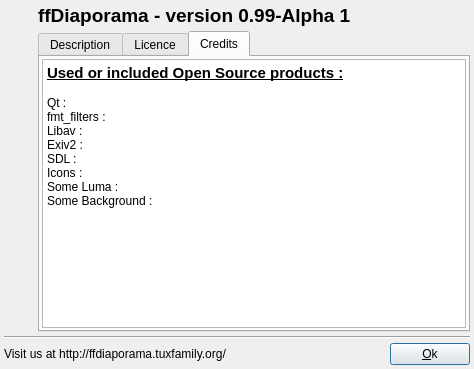
First picture: the form in DlgAbout.ui, repository boenki/ffdiaporama, before the edit.
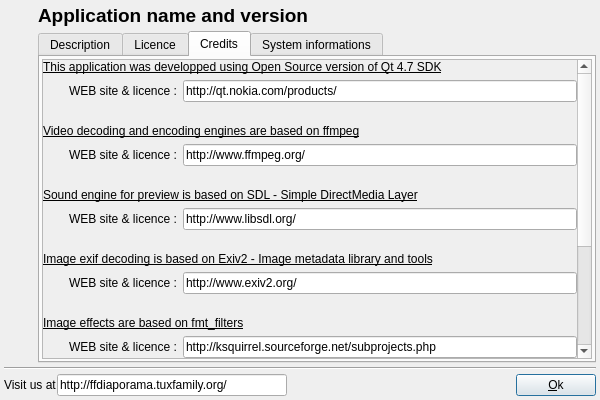
Second picture: the form after the edit. The open tabs and pages were chosen to show the change. Icons and pictures are not drawn.

Commit message: Debut du portage sous Windows+fin boite about+modif boite musique

Patch:
```diff
--- a/DlgAbout.ui
+++ b/DlgAbout.ui
@@ -6,10 +6,16 @@
    <rect>
     <x>0</x>
     <y>0</y>
-    <width>474</width>
-    <height>369</height>
+    <width>600</width>
+    <height>400</height>
    </rect>
   </property>
+  <property name="minimumSize">
+   <size>
+    <width>600</width>
+    <height>400</height>
+   </size>
+  </property>
   <property name="font">
    <font>
     <pointsize>9</pointsize>
@@ -56,13 +62,13 @@
         <number>10</number>
        </property>
        <item>
-        <widget class="QLabel" name="label_3">
+        <widget class="QLabel" name="ApplicationNameLabel">
          <property name="text">
           <string notr="true">&lt;!DOCTYPE HTML PUBLIC &quot;-//W3C//DTD HTML 4.0//EN&quot; &quot;http://www.w3.org/TR/REC-html40/strict.dtd&quot;&gt;
 &lt;html&gt;&lt;head&gt;&lt;meta name=&quot;qrichtext&quot; content=&quot;1&quot; /&gt;&lt;style type=&quot;text/css&quot;&gt;
 p, li { white-space: pre-wrap; }
 &lt;/style&gt;&lt;/head&gt;&lt;body style=&quot; font-family:'Ubuntu'; font-size:9pt; font-weight:400; font-style:normal;&quot;&gt;
-&lt;p style=&quot; margin-top:0px; margin-bottom:0px; margin-left:0px; margin-right:0px; -qt-block-indent:0; text-indent:0px;&quot;&gt;&lt;span style=&quot; font-size:14pt; font-weight:600;&quot;&gt;ffDiaporama - version 0.99-Alpha 1&lt;/span&gt;&lt;/p&gt;&lt;/body&gt;&lt;/html&gt;</string>
+&lt;p style=&quot; margin-top:0px; margin-bottom:0px; margin-left:0px; margin-right:0px; -qt-block-indent:0; text-indent:0px;&quot;&gt;&lt;span style=&quot; font-size:14pt; font-weight:600;&quot;&gt;Application name and version&lt;/span&gt;&lt;/p&gt;&lt;/body&gt;&lt;/html&gt;</string>
          </property>
          <property name="textFormat">
           <enum>Qt::RichText</enum>
@@ -264,22 +270,342 @@
             <number>2</number>
            </property>
            <item>
-            <widget class="QTextBrowser" name="textBrowser_3">
+            <widget class="QScrollArea" name="scrollArea">
+             <property name="horizontalScrollBarPolicy">
+              <enum>Qt::ScrollBarAlwaysOff</enum>
+             </property>
+             <property name="widgetResizable">
+              <bool>true</bool>
+             </property>
+             <widget class="QWidget" name="scrollAreaWidgetContents">
+              <property name="geometry">
+               <rect>
+                <x>0</x>
+                <y>0</y>
+                <width>478</width>
+                <height>494</height>
+               </rect>
+              </property>
+              <layout class="QGridLayout" name="gridLayout_2">
+               <property name="margin">
+                <number>0</number>
+               </property>
+               <item row="0" column="0" colspan="3">
+                <widget class="QLabel" name="label_2">
+                 <property name="font">
+                  <font>
+                   <underline>true</underline>
+                  </font>
+                 </property>
+                 <property name="text">
+                  <string>This application was developped using Open Source version of Qt 4.7 SDK</string>
+                 </property>
+                 <property name="wordWrap">
+                  <bool>true</bool>
+                 </property>
+                </widget>
+               </item>
+               <item row="1" column="1">
+                <widget class="QLabel" name="label_3">
+                 <property name="text">
+                  <string>WEB site &amp; licence :</string>
+                 </property>
+                </widget>
+               </item>
+               <item row="1" column="2">
+                <widget class="QLineEdit" name="lineEdit">
+                 <property name="text">
+                  <string notr="true">http://qt.nokia.com/products/</string>
+                 </property>
+                 <property name="readOnly">
+                  <bool>true</bool>
+                 </property>
+                </widget>
+               </item>
+               <item row="1" column="0">
+                <widget class="QLabel" name="label_4">
+                 <property name="minimumSize">
+                  <size>
+                   <width>20</width>
+                   <height>0</height>
+                  </size>
+                 </property>
+                 <property name="text">
+                  <string/>
+                 </property>
+                </widget>
+               </item>
+               <item row="2" column="0" colspan="3">
+                <widget class="QLabel" name="label_5">
+                 <property name="minimumSize">
+                  <size>
+                   <width>0</width>
+                   <height>30</height>
+                  </size>
+                 </property>
+                 <property name="font">
+                  <font>
+                   <underline>true</underline>
+                  </font>
+                 </property>
+                 <property name="text">
+                  <string>Video decoding and encoding engines are based on ffmpeg</string>
+                 </property>
+                 <property name="alignment">
+                  <set>Qt::AlignBottom|Qt::AlignLeading|Qt::AlignLeft</set>
+                 </property>
+                </widget>
+               </item>
+               <item row="3" column="2">
+                <widget class="QLineEdit" name="lineEdit_2">
+                 <property name="text">
+                  <string notr="true">http://www.ffmpeg.org/</string>
+                 </property>
+                 <property name="readOnly">
+                  <bool>true</bool>
+                 </property>
+                </widget>
+               </item>
+               <item row="3" column="1">
+                <widget class="QLabel" name="label_7">
+                 <property name="text">
+                  <string>WEB site &amp; licence :</string>
+                 </property>
+                </widget>
+               </item>
+               <item row="4" column="0" colspan="3">
+                <widget class="QLabel" name="label_8">
+                 <property name="minimumSize">
+                  <size>
+                   <width>0</width>
+                   <height>30</height>
+                  </size>
+                 </property>
+                 <property name="font">
+                  <font>
+                   <underline>true</underline>
+                  </font>
+                 </property>
+                 <property name="text">
+                  <string>Sound engine for preview is based on SDL - Simple DirectMedia Layer</string>
+                 </property>
+                 <property name="alignment">
+                  <set>Qt::AlignBottom|Qt::AlignLeading|Qt::AlignLeft</set>
+                 </property>
+                </widget>
+               </item>
+               <item row="5" column="2">
+                <widget class="QLineEdit" name="lineEdit_3">
+                 <property name="text">
+                  <string notr="true">http://www.libsdl.org/</string>
+                 </property>
+                 <property name="readOnly">
+                  <bool>true</bool>
+                 </property>
+                </widget>
+               </item>
+               <item row="5" column="1">
+                <widget class="QLabel" name="label_9">
+                 <property name="text">
+                  <string>WEB site &amp; licence :</string>
+                 </property>
+                </widget>
+               </item>
+               <item row="6" column="0" colspan="3">
+                <widget class="QLabel" name="label_10">
+                 <property name="minimumSize">
+                  <size>
+                   <width>0</width>
+                   <height>30</height>
+                  </size>
+                 </property>
+                 <property name="font">
+                  <font>
+                   <underline>true</underline>
+                  </font>
+                 </property>
+                 <property name="text">
+                  <string>Image exif decoding is based on Exiv2 - Image metadata library and tools</string>
+                 </property>
+                 <property name="alignment">
+                  <set>Qt::AlignBottom|Qt::AlignLeading|Qt::AlignLeft</set>
+                 </property>
+                </widget>
+               </item>
+               <item row="7" column="2">
+                <widget class="QLineEdit" name="lineEdit_4">
+                 <property name="text">
+                  <string notr="true">http://www.exiv2.org/</string>
+                 </property>
+                 <property name="readOnly">
+                  <bool>true</bool>
+                 </property>
+                </widget>
+               </item>
+               <item row="7" column="1">
+                <widget class="QLabel" name="label_11">
+                 <property name="text">
+                  <string>WEB site &amp; licence :</string>
+                 </property>
+                </widget>
+               </item>
+               <item row="13" column="0" colspan="3">
+                <widget class="QLabel" name="label_12">
+                 <property name="minimumSize">
+                  <size>
+                   <width>0</width>
+                   <height>30</height>
+                  </size>
+                 </property>
+                 <property name="font">
+                  <font>
+                   <underline>true</underline>
+                  </font>
+                 </property>
+                 <property name="text">
+                  <string>Other images and graphical material are using Creative Common Licence  2</string>
+                 </property>
+                 <property name="alignment">
+                  <set>Qt::AlignBottom|Qt::AlignLeading|Qt::AlignLeft</set>
+                 </property>
+                </widget>
+               </item>
+               <item row="15" column="2">
+                <widget class="QLineEdit" name="lineEdit_5">
+                 <property name="text">
+                  <string notr="true">http://creativecommons.org/</string>
+                 </property>
+                 <property name="readOnly">
+                  <bool>true</bool>
+                 </property>
+                </widget>
+               </item>
+               <item row="15" column="1">
+                <widget class="QLabel" name="label_13">
+                 <property name="text">
+                  <string>C.C. WEB site :</string>
+                 </property>
+                </widget>
+               </item>
+               <item row="11" column="1">
+                <widget class="QLabel" name="label_15">
+                 <property name="text">
+                  <string>WEB site &amp; licence :</string>
+                 </property>
+                </widget>
+               </item>
+               <item row="10" column="0" colspan="3">
+                <widget class="QLabel" name="label_14">
+                 <property name="minimumSize">
+                  <size>
+                   <width>0</width>
+                   <height>30</height>
+                  </size>
+                 </property>
+                 <property name="font">
+                  <font>
+                   <underline>true</underline>
+                  </font>
+                 </property>
+                 <property name="text">
+                  <string>Many icons are from the Crystal Project</string>
+                 </property>
+                 <property name="alignment">
+                  <set>Qt::AlignBottom|Qt::AlignLeading|Qt::AlignLeft</set>
+                 </property>
+                </widget>
+               </item>
+               <item row="11" column="2">
+                <widget class="QLineEdit" name="lineEdit_6">
+                 <property name="text">
+                  <string notr="true">http://www.everaldo.com/crystal/</string>
+                 </property>
+                 <property name="readOnly">
+                  <bool>true</bool>
+                 </property>
+                </widget>
+               </item>
+               <item row="8" column="0" colspan="3">
+                <widget class="QLabel" name="label_16">
+                 <property name="minimumSize">
+                  <size>
+                   <width>0</width>
+                   <height>30</height>
+                  </size>
+                 </property>
+                 <property name="font">
+                  <font>
+                   <underline>true</underline>
+                  </font>
+                 </property>
+                 <property name="text">
+                  <string>Image effects are based on fmt_filters</string>
+                 </property>
+                 <property name="alignment">
+                  <set>Qt::AlignBottom|Qt::AlignLeading|Qt::AlignLeft</set>
+                 </property>
+                </widget>
+               </item>
+               <item row="9" column="2">
+                <widget class="QLineEdit" name="lineEdit_7">
+                 <property name="text">
+                  <string notr="true">http://ksquirrel.sourceforge.net/subprojects.php</string>
+                 </property>
+                 <property name="readOnly">
+                  <bool>true</bool>
+                 </property>
+                </widget>
+               </item>
+               <item row="9" column="1">
+                <widget class="QLabel" name="label_17">
+                 <property name="text">
+                  <string>WEB site &amp; licence :</string>
+                 </property>
+                </widget>
+               </item>
+               <item row="16" column="2">
+                <spacer name="verticalSpacer_2">
+                 <property name="orientation">
+                  <enum>Qt::Vertical</enum>
+                 </property>
+                 <property name="sizeHint" stdset="0">
+                  <size>
+                   <width>20</width>
+                   <height>40</height>
+                  </size>
+                 </property>
+                </spacer>
+               </item>
+              </layout>
+             </widget>
+            </widget>
+           </item>
+          </layout>
+         </widget>
+         <widget class="QWidget" name="tab_4">
+          <attribute name="title">
+           <string>System informations</string>
+          </attribute>
+          <layout class="QVBoxLayout" name="verticalLayout_6">
+           <property name="spacing">
+            <number>0</number>
+           </property>
+           <property name="margin">
+            <number>4</number>
+           </property>
+           <item>
+            <widget class="QTextEdit" name="SystemInfoED">
+             <property name="lineWrapMode">
+              <enum>QTextEdit::NoWrap</enum>
+             </property>
+             <property name="readOnly">
+              <bool>true</bool>
+             </property>
              <property name="html">
-              <string>&lt;!DOCTYPE HTML PUBLIC &quot;-//W3C//DTD HTML 4.0//EN&quot; &quot;http://www.w3.org/TR/REC-html40/strict.dtd&quot;&gt;
+              <string notr="true">&lt;!DOCTYPE HTML PUBLIC &quot;-//W3C//DTD HTML 4.0//EN&quot; &quot;http://www.w3.org/TR/REC-html40/strict.dtd&quot;&gt;
 &lt;html&gt;&lt;head&gt;&lt;meta name=&quot;qrichtext&quot; content=&quot;1&quot; /&gt;&lt;style type=&quot;text/css&quot;&gt;
 p, li { white-space: pre-wrap; }
 &lt;/style&gt;&lt;/head&gt;&lt;body style=&quot; font-family:'Ubuntu'; font-size:9pt; font-weight:400; font-style:normal;&quot;&gt;
-&lt;p style=&quot; margin-top:0px; margin-bottom:0px; margin-left:0px; margin-right:0px; -qt-block-indent:0; text-indent:0px;&quot;&gt;&lt;span style=&quot; font-size:11pt; font-weight:600; text-decoration: underline;&quot;&gt;Used or included Open Source products :&lt;/span&gt;&lt;/p&gt;
-&lt;p style=&quot;-qt-paragraph-type:empty; margin-top:0px; margin-bottom:0px; margin-left:0px; margin-right:0px; -qt-block-indent:0; text-indent:0px;&quot;&gt;&lt;/p&gt;
-&lt;p style=&quot; margin-top:0px; margin-bottom:0px; margin-left:0px; margin-right:0px; -qt-block-indent:0; text-indent:0px;&quot;&gt;Qt :&lt;/p&gt;
-&lt;p style=&quot; margin-top:0px; margin-bottom:0px; margin-left:0px; margin-right:0px; -qt-block-indent:0; text-indent:0px;&quot;&gt;fmt_filters :&lt;/p&gt;
-&lt;p style=&quot; margin-top:0px; margin-bottom:0px; margin-left:0px; margin-right:0px; -qt-block-indent:0; text-indent:0px;&quot;&gt;Libav :&lt;/p&gt;
-&lt;p style=&quot; margin-top:0px; margin-bottom:0px; margin-left:0px; margin-right:0px; -qt-block-indent:0; text-indent:0px;&quot;&gt;Exiv2 :&lt;/p&gt;
-&lt;p style=&quot; margin-top:0px; margin-bottom:0px; margin-left:0px; margin-right:0px; -qt-block-indent:0; text-indent:0px;&quot;&gt;SDL :&lt;/p&gt;
-&lt;p style=&quot; margin-top:0px; margin-bottom:0px; margin-left:0px; margin-right:0px; -qt-block-indent:0; text-indent:0px;&quot;&gt;Icons :&lt;/p&gt;
-&lt;p style=&quot; margin-top:0px; margin-bottom:0px; margin-left:0px; margin-right:0px; -qt-block-indent:0; text-indent:0px;&quot;&gt;Some Luma :&lt;/p&gt;
-&lt;p style=&quot; margin-top:0px; margin-bottom:0px; margin-left:0px; margin-right:0px; -qt-block-indent:0; text-indent:0px;&quot;&gt;Some Background :&lt;/p&gt;
 &lt;p style=&quot;-qt-paragraph-type:empty; margin-top:0px; margin-bottom:0px; margin-left:0px; margin-right:0px; -qt-block-indent:0; text-indent:0px;&quot;&gt;&lt;/p&gt;&lt;/body&gt;&lt;/html&gt;</string>
              </property>
             </widget>
@@ -310,7 +636,23 @@
      <item>
       <widget class="QLabel" name="label_6">
        <property name="text">
-        <string>Visit us at http://ffdiaporama.tuxfamily.org/</string>
+        <string>Visit us at</string>
+       </property>
+      </widget>
+     </item>
+     <item>
+      <widget class="QLineEdit" name="lineEdit_8">
+       <property name="sizePolicy">
+        <sizepolicy hsizetype="Expanding" vsizetype="Fixed">
+         <horstretch>0</horstretch>
+         <verstretch>0</verstretch>
+        </sizepolicy>
+       </property>
+       <property name="text">
+        <string notr="true">http://ffdiaporama.tuxfamily.org/</string>
+       </property>
+       <property name="readOnly">
+        <bool>true</bool>
        </property>
       </widget>
      </item>
```
Left out of the diff: 20 changed lines with no effect on the pictures. The commit also changes 31 other files.
